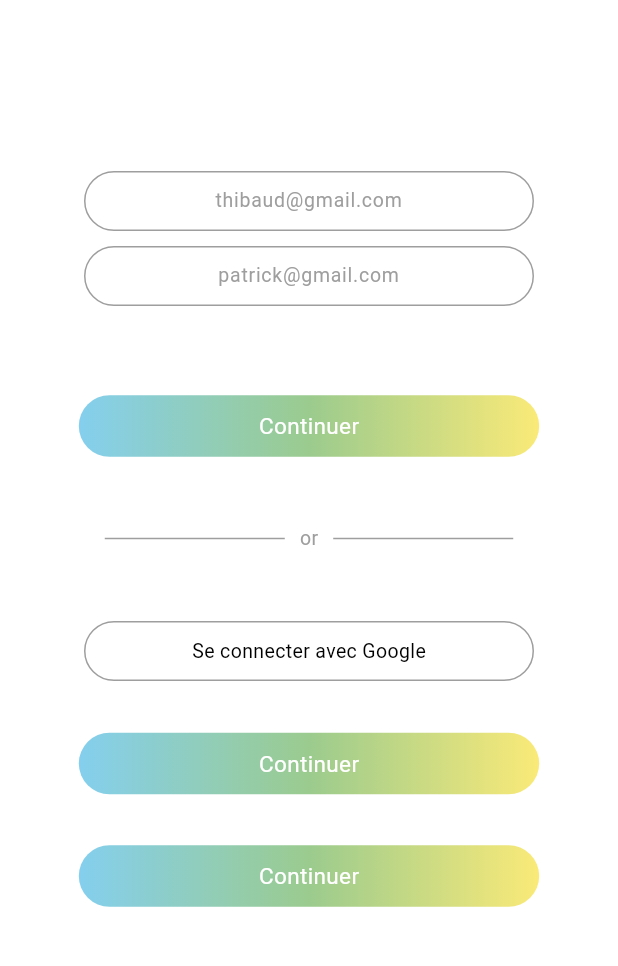
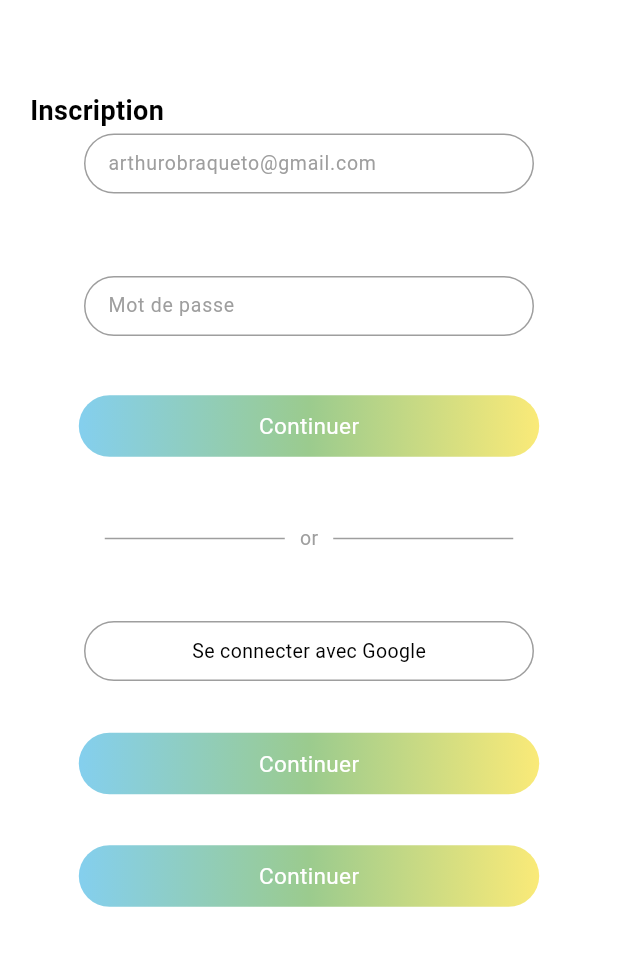
Before and after one commit to Killian-rx/Tymos, a Flutter app: the InscriptionPage screen opened by its route, on a phone screen of 412 x 824 dp, the part 267-1233 px from its top. Run offline on Flutter 3.47's test engine with Material 3 defaults, Android fonts, the phone set to English and light mode, and no system bars.

Commit message:
Ecartement inscription

```diff
--- a/flutter_tymos/lib/pages/inscription_page.dart
+++ b/flutter_tymos/lib/pages/inscription_page.dart
@@ -37,10 +37,25 @@ class InscriptionPage extends StatelessWidget {
             )
           ),
           Container(
+            alignment: Alignment.centerLeft, // Aligne le texte à gauche
+            padding: EdgeInsets.only(left: 20), // Ajoute un espace de 20 pixels à gauche
+            child: Padding(
+              padding: EdgeInsets.only(bottom: 320),
+              child: Text(
+                'Inscription',
+                style: TextStyle(
+                  fontSize: 18,
+                  color: Colors.black,
+                  fontWeight: FontWeight.bold,
+                ),
+              ),
+            )
+          ),
+          Container(
             width: 300,
             alignment: Alignment.center,
             child: Padding(
-              padding: const EdgeInsets.only(bottom: 200),
+              padding: const EdgeInsets.only(bottom: 250),
               child: Container(
                 height: 40, // Fixe la hauteur pour contrôler l'espace vertical
                 decoration: BoxDecoration(
@@ -53,13 +68,12 @@ class InscriptionPage extends StatelessWidget {
                 ),
                 child: Center(
                   child: TextField(
-                    textAlign: TextAlign.center,
                     decoration: InputDecoration(
-                        hintText: 'thibaud@gmail.com', // Texte indicatif
+                        hintText: 'arthurobraqueto@gmail.com', // Texte indicatif
                         border: InputBorder.none,
                         isDense: true, // Réduit légèrement l'espace interne
                         contentPadding:
-                            EdgeInsets.symmetric(vertical: 0), // Espace interne
+                            EdgeInsets.symmetric(horizontal: 15, vertical: 0), // Espace interne
                         hintStyle: TextStyle(
                             color: Colors.grey) // Pas de bordure interne
                         ),
@@ -74,7 +88,7 @@ class InscriptionPage extends StatelessWidget {
             width: 300,
             alignment: Alignment.center,
             child: Padding(
-              padding: const EdgeInsets.only(bottom: 100),
+              padding: const EdgeInsets.only(bottom: 60),
               child: Container(
                 height: 40, // Fixe la hauteur pour contrôler l'espace vertical
                 decoration: BoxDecoration(
@@ -87,13 +101,12 @@ class InscriptionPage extends StatelessWidget {
                 ),
                 child: Center(
                   child: TextField(
-                    textAlign: TextAlign.center,
                     decoration: InputDecoration(
-                        hintText: 'patrick@gmail.com', // Texte indicatif
+                        hintText: 'Mot de passe', // Texte indicatif
                         border: InputBorder.none,
                         isDense: true, // Réduit légèrement l'espace interne
                         contentPadding:
-                            EdgeInsets.symmetric(vertical: 0), // Espace interne
+                            EdgeInsets.symmetric(horizontal: 15, vertical: 0), // Espace interne
                         hintStyle: TextStyle(
                             color: Colors.grey) // Pas de bordure interne
                         ),
```
